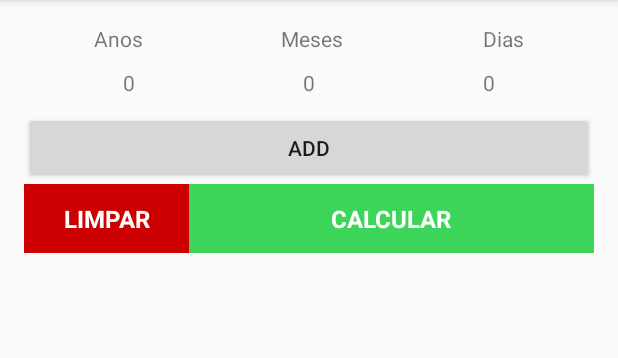
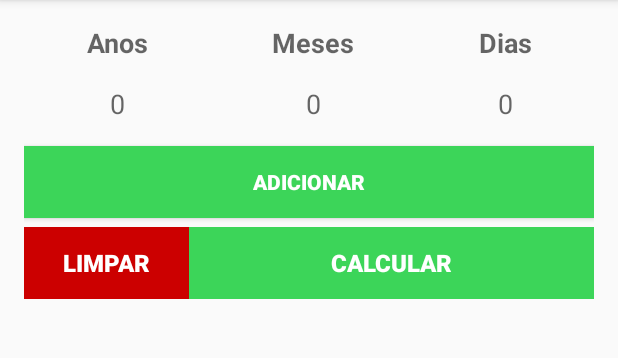
Before and after one commit to victorscn/calcpenal, an Android app: the screen it shows after launch (MainActivity), on a phone screen of 412 x 824 dp, the part 84-442 px from its top. Run offline under Robolectric (Android 15) with nearby library versions, the phone set to English and light mode, and no system bars; libraries missing offline, so code that uses them is left out: com.shawnlin.numberpicker.

Commit message:
Add sentence text to the list

```diff
--- a/app/src/main/java/com/example/android/calculadorapenal/OperationAdapter.java
+++ b/app/src/main/java/com/example/android/calculadorapenal/OperationAdapter.java
@@ -53,16 +53,18 @@ public class OperationAdapter extends ArrayAdapter<Operation> {
         TextView denominatorText = (TextView) listItemView.findViewById(R.id.denominator);
         denominatorText.setText(String.valueOf(currentOperation.getDenominator()));
 
+        /*Fint the TextView for the sentence text and populates*/
+        TextView sentenceText = (TextView) listItemView.findViewById(R.id.sentence);
+        sentenceText.setText(currentOperation.writeResult());
 
         /*Find the TextView isSum in expanded_item and populates*/
         TextView isSumText = (TextView) listItemView.findViewById(R.id.isSum);
         isSumText.setText(currentOperation.getIsSum());
-        ;
+
 
 
         return listItemView;
     }
 
 
-
 }
--- a/app/src/main/res/layout/activity_main.xml
+++ b/app/src/main/res/layout/activity_main.xml
@@ -11,64 +11,61 @@
     android:paddingTop="@dimen/activity_vertical_margin"
     tools:context="com.example.android.calculadorapenal.MainActivity">
 
-    <LinearLayout
-        android:layout_width="match_parent"
-        android:layout_height="wrap_content"
-        android:orientation="horizontal">
-
-        <TextView
-            android:layout_width="wrap_content"
-            android:layout_height="wrap_content"
-            android:layout_weight="1"
-            android:gravity="center"
-            android:text="@string/year_main" />
-
-        <TextView
-            android:layout_width="wrap_content"
-            android:layout_height="wrap_content"
-            android:layout_weight="1"
-            android:gravity="center"
-            android:text="@string/month_main" />
-
-        <TextView
-            android:layout_width="wrap_content"
-            android:layout_height="wrap_content"
-            android:layout_weight="1"
-            android:gravity="center"
-            android:text="@string/day_main" />
-
-    </LinearLayout>
 
     <LinearLayout
         android:id="@+id/sentence_main"
         android:layout_width="match_parent"
         android:layout_height="wrap_content"
-        android:padding="10dp">
+        android:layout_marginBottom="16dp"
+        android:orientation="horizontal">
 
-
-        <TextView
-            android:id="@+id/year_sentence_main"
+        <LinearLayout
             android:layout_width="wrap_content"
             android:layout_height="wrap_content"
             android:layout_weight="1"
-            android:gravity="center"
-            android:text="0" />
+            android:orientation="vertical">
 
-        <TextView
-            android:id="@+id/month_sentence_main"
+            <TextView
+                style="@style/sentence_title"
+                android:text="@string/year_main" />
+
+            <TextView
+                android:id="@+id/year_sentence_main"
+                style="@style/sentence_number"
+                android:text="0" />
+        </LinearLayout>
+
+        <LinearLayout
             android:layout_width="wrap_content"
             android:layout_height="wrap_content"
             android:layout_weight="1"
-            android:gravity="center"
-            android:text="0" />
+            android:orientation="vertical">
 
-        <TextView
-            android:id="@+id/day_sentence_main"
+            <TextView
+                style="@style/sentence_title"
+                android:text="@string/month_main" />
+
+            <TextView
+                android:id="@+id/month_sentence_main"
+                style="@style/sentence_number"
+                android:text="0" />
+        </LinearLayout>
+
+        <LinearLayout
             android:layout_width="wrap_content"
             android:layout_height="wrap_content"
             android:layout_weight="1"
-            android:gravity="center"
-            android:text="0" />
+            android:orientation="vertical">
+
+            <TextView
+                style="@style/sentence_title"
+                android:text="@string/day_main" />
+
+            <TextView
+                android:id="@+id/day_sentence_main"
+                style="@style/sentence_number"
+                android:text="0" />
+        </LinearLayout>
 
 
     </LinearLayout>
@@ -78,11 +75,14 @@
         android:id="@+id/addBtn"
         android:layout_width="fill_parent"
         android:layout_height="wrap_content"
+        android:layout_marginBottom="6dp"
+        android:background="@color/greenSpot"
         android:onClick="addItems"
-        android:text="Add" />
+        android:text="@string/main_button_add"
+        android:textColor="@color/white"
+        android:textStyle="bold" />
 
-    <!--TODO Adicionar botão com addFooterView no adaptador-->
-    <!--Provavelmente precisará de uma atividade para o botao-->
+
     <ListView
         android:id="@+id/list"
         android:layout_width="match_parent"
--- a/app/src/main/res/layout/compute_button.xml
+++ b/app/src/main/res/layout/compute_button.xml
@@ -1,32 +1,33 @@
 <?xml version="1.0" encoding="utf-8"?>
 <LinearLayout xmlns:android="http://schemas.android.com/apk/res/android"
-    android:orientation="horizontal" android:layout_width="match_parent"
-    android:layout_height="wrap_content">
-    <TextView
+    android:layout_width="match_parent"
+    android:layout_height="wrap_content"
+    android:orientation="horizontal">
+
+    <Button
+        android:layout_width="110dp"
+        android:layout_height="wrap_content"
+        android:layout_gravity="center"
+        android:background="@android:color/holo_red_dark"
         android:gravity="center"
         android:padding="12dp"
-        android:layout_width="110dp"
-        android:layout_height="wrap_content"
-        android:background="@android:color/holo_red_dark"
         android:text="@string/list_button_clear"
         android:textAllCaps="true"
         android:textColor="@color/white"
+        android:textSize="16sp"
+        android:textStyle="bold" />
+
+    <Button
+        android:layout_width="match_parent"
+        android:layout_height="wrap_content"
         android:layout_gravity="center"
-        android:textSize="16sp"
-        android:textStyle="bold"/>
-
-    <TextView
+        android:background="@color/greenSpot"
         android:gravity="center"
         android:padding="12dp"
-        android:layout_width="match_parent"
-        android:layout_height="wrap_content"
         android:text="@string/list_button_ok"
         android:textAllCaps="true"
         android:textColor="@color/white"
-        android:layout_gravity="center"
         android:textSize="16sp"
-        android:textStyle="bold"
-        android:background="@color/greenSpot"
-        />
+        android:textStyle="bold" />
 
 </LinearLayout>
--- a/app/src/main/res/layout/fraction_dialog.xml
+++ b/app/src/main/res/layout/fraction_dialog.xml
@@ -19,13 +19,13 @@
         android:layout_height="wrap_content"
         android:layout_below="@+id/fraction_title"
         android:layout_centerHorizontal="true"
-        android:orientation="horizontal"        >
+        android:orientation="horizontal">
 
         <Spinner
             android:id="@+id/is_sum_spinner"
             android:layout_width="wrap_content"
             android:layout_height="wrap_content"
-            android:layout_gravity="center"/>
+            android:layout_gravity="center" />
 
         <LinearLayout
             android:layout_width="wrap_content"
--- a/app/src/main/res/values/strings.xml
+++ b/app/src/main/res/values/strings.xml
@@ -3,6 +3,7 @@
     <string name="year_main">Anos</string>
     <string name="month_main">Meses</string>
     <string name="day_main">Dias</string>
+    <string name="main_button_add">Adicionar</string>
 
     <string name="fraction_dialog_title">Selecione a fração desejada</string>
     <string name="fraction_button">Adicionar</string>
--- a/app/src/main/res/values/styles.xml
+++ b/app/src/main/res/values/styles.xml
@@ -8,4 +8,20 @@
         <item name="colorAccent">@color/colorAccent</item>
     </style>
 
+    <style name="sentence_title">
+        <item name="android:layout_width">match_parent</item>
+        <item name="android:layout_height">wrap_content</item>
+        <item name="android:gravity">center</item>
+        <item name="android:textStyle">bold</item>
+        <item name="android:textAppearance">?android:textAppearanceMedium</item>
+        <item name="android:layout_marginBottom">16dp</item>
+    </style>
+
+    <style name="sentence_number">
+        <item name="android:layout_width">match_parent</item>
+        <item name="android:layout_height">wrap_content</item>
+        <item name="android:gravity">center_horizontal</item>
+        <item name="android:textAppearance">?android:textAppearanceMedium</item>
+    </style>
+
 </resources>
```
Also changed, not shown: app/src/main/java/com/example/android/calculadorapenal/MainActivity.java (+31 -10 lines), app/src/main/java/com/example/android/calculadorapenal/Operation.java (+37 -0 lines), app/src/main/java/com/example/android/calculadorapenal/Sentence.java (+106 -13 lines), app/src/main/res/layout/expanded_item.xml (+12 -12 lines).
